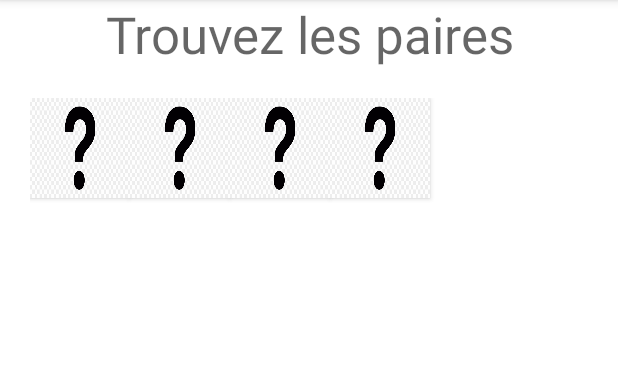
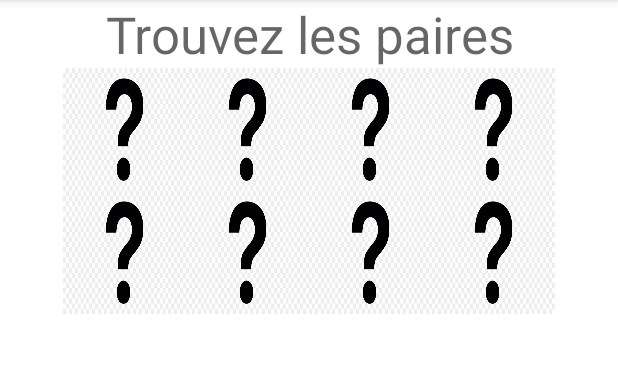
Before and after one commit to JuliaMourier/MEMORIES, an Android app: the MainActivity screen opened directly, with no data from a screen before it, on a phone screen of 412 x 824 dp, the part 84-457 px from its top. Run offline under Robolectric (Android 15) with nearby library versions, the phone set to English and light mode, and no system bars.

Commit message:
layout memories jeu

```diff
--- a/app/src/main/java/com/example/memories/MainActivity.kt
+++ b/app/src/main/java/com/example/memories/MainActivity.kt
@@ -4,6 +4,7 @@ import android.app.ActionBar
 import androidx.appcompat.app.AppCompatActivity
 import androidx.constraintlayout.widget.ConstraintLayout
 import android.os.Bundle
+import android.util.DisplayMetrics
 import android.view.View
 import com.example.memories.R
 import android.view.ViewGroup
@@ -14,15 +15,33 @@ class MainActivity : AppCompatActivity() {
     private var gamePiece: GridLayout? = null
     private var nbImg: Int? = null
 
+    var density = 0f
+    var dpHeight:kotlin.Float = 0f
+    var dpWidth:kotlin.Float = 0f
+    var columnCount:Int = 0
+    var folderIconPxSize:Int = 0
+
 
     override fun onCreate(savedInstanceState: Bundle?) {
         super.onCreate(savedInstanceState)
         setContentView(R.layout.game_piece)
         gamePiece = findViewById<View>(R.id.MyDynamicLayout) as GridLayout
+        val display = windowManager.defaultDisplay
+        val outMetrics = DisplayMetrics()
+        display.getMetrics(outMetrics)
 
-        nbImg = 4
+        density = resources.displayMetrics.density
+        dpHeight = outMetrics.heightPixels / density
+        dpWidth = outMetrics.widthPixels / density
+        columnCount = 5
 
-        val images: MutableList<Int> = mutableListOf(plus, minus, plus, minus)
+        folderIconPxSize = (outMetrics.widthPixels / columnCount) as Int
+        val paramsFrameLayout: ViewGroup.LayoutParams =
+            ActionBar.LayoutParams(folderIconPxSize, folderIconPxSize)
+
+        nbImg = 8
+
+        val images: MutableList<Int> = mutableListOf(chat, chien, famille1, famille2,chat, chien, famille1, famille2)
 
         var buttonsArray = arrayOf<Button>()
 
@@ -30,7 +49,7 @@ class MainActivity : AppCompatActivity() {
 
         for (i in 0 until nbImg!!) {
             val btn_img = Button(this)
-            val params: ViewGroup.LayoutParams = ActionBar.LayoutParams(100,100)
+            val params: ViewGroup.LayoutParams = ActionBar.LayoutParams(paramsFrameLayout)
             btn_img.layoutParams=params
             btn_img.setBackgroundResource(questionpoint)
 
--- a/app/src/main/res/layout/game_piece.xml
+++ b/app/src/main/res/layout/game_piece.xml
@@ -13,14 +13,17 @@
         android:text="Trouvez les paires"
         android:gravity="center"
         android:textAppearance="@style/TextAppearance.AppCompat.Display1" />
+    <FrameLayout
+        android:layout_width="match_parent"
+        android:layout_height="wrap_content">
+        <GridLayout
+            android:id="@+id/MyDynamicLayout"
+            android:layout_width="wrap_content"
+            android:layout_height="wrap_content"
+            android:columnCount="4"
+            android:layout_gravity="center">
 
-    <GridLayout
-        android:id="@+id/MyDynamicLayout"
-        android:layout_width="match_parent"
-        android:layout_height="match_parent"
-        android:layout_margin="20dp"
-        android:alignmentMode="alignMargins"
-        android:columnCount="4">
+        </GridLayout>
+    </FrameLayout>
 
-    </GridLayout>
 </LinearLayout>
```
Also changed, not shown: app/src/main/res/drawable/chat.jpg (added), app/src/main/res/drawable/chien.jpg (added), app/src/main/res/drawable/famille1.jpg (added), app/src/main/res/drawable/famille2.jpg (added).
